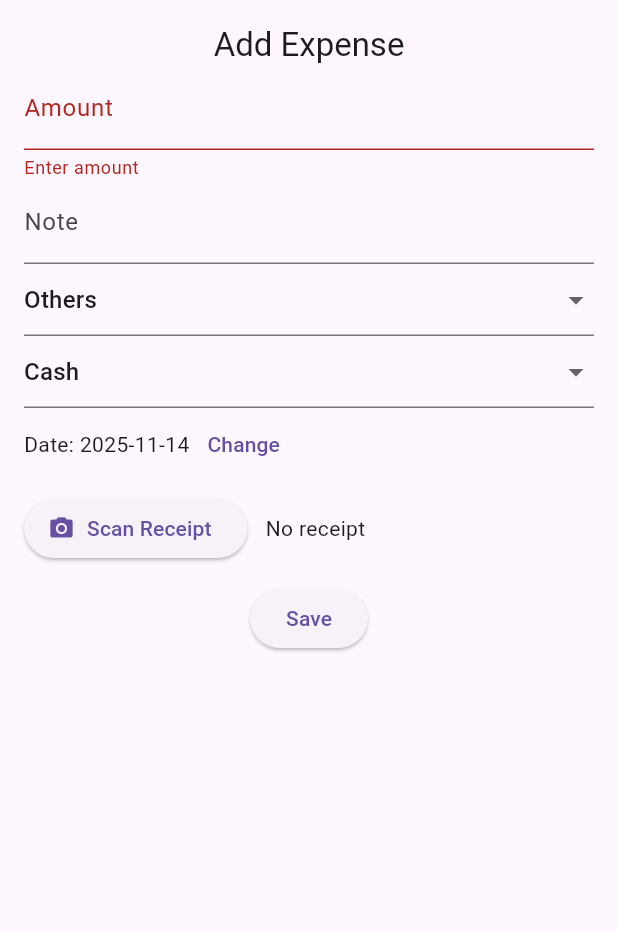
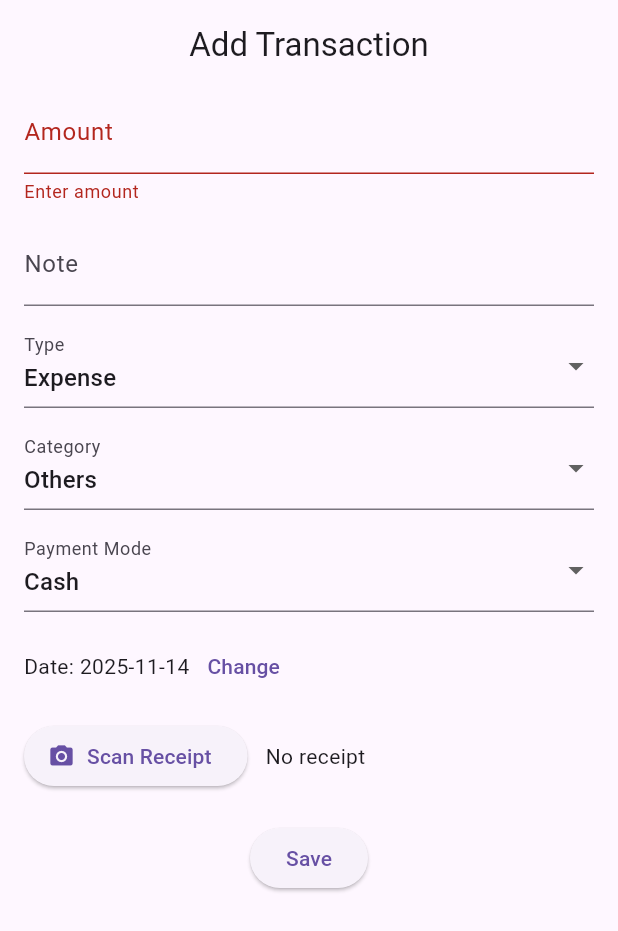
Before and after one commit to divyam2324/Expense-Tracker, a Flutter app: the AddTransactionModal widget shown alone on an empty page, opened directly, after a tap on "Save", on a phone screen of 412 x 824 dp. Shown: the top 931 px of the screen. Run offline on Flutter 3.47's test engine with Material 3 defaults, Android fonts, the phone set to English and light mode, and no system bars; our stand-ins replace cloud_firestore, firebase_auth, firebase_core, fl_chart, flutter_riverpod, google_sign_in and 3 more; missing offline and left inert: excel, google_ml_kit; accounts and stored records are empty.

Commit message:
`Edit and delete`

```diff
--- a/lib/models/transaction_model.dart
+++ b/lib/models/transaction_model.dart
@@ -1,21 +1,22 @@
 import 'package:hive/hive.dart';
+
 
 @HiveType(typeId: 0)
 class TransactionModel extends HiveObject {
   @HiveField(0)
-  String id; // uuid
+  String id;
 
   @HiveField(1)
   double amount;
 
   @HiveField(2)
-  bool isExpense; // true -> expense, false -> income
+  bool isExpense;
 
   @HiveField(3)
   String category;
 
   @HiveField(4)
-  String paymentMode; // Cash / UPI / Card
+  String paymentMode;
 
   @HiveField(5)
   DateTime date;
@@ -24,7 +25,7 @@ class TransactionModel extends HiveObject {
   String note;
 
   @HiveField(7)
-  String receiptPath; // local path for receipt image
+  String receiptPath;
 
   @HiveField(8)
   bool recurring;
--- a/lib/widgets/add_transaction_modal.dart
+++ b/lib/widgets/add_transaction_modal.dart
@@ -1,18 +1,23 @@
 import 'package:flutter/material.dart';
 import 'package:flutter_riverpod/flutter_riverpod.dart';
+import '../models/transaction_model.dart';
 import '../providers/transaction_provider.dart';
 import '../utils/ocr_service.dart';
 import '../utils/category_ai.dart';
 
 class AddTransactionModal extends ConsumerStatefulWidget {
-  const AddTransactionModal({super.key});
+  final TransactionModel? editTransaction; // EDIT MODE
+
+  const AddTransactionModal({super.key, this.editTransaction});
 
   @override
-  ConsumerState<AddTransactionModal> createState() => _AddTransactionModalState();
+  ConsumerState<AddTransactionModal> createState() =>
+      _AddTransactionModalState();
 }
 
 class _AddTransactionModalState extends ConsumerState<AddTransactionModal> {
   final _formKey = GlobalKey<FormState>();
+
   double? amount;
   bool isExpense = true;
   String category = 'Others';
@@ -21,95 +26,233 @@ class _AddTransactionModalState extends ConsumerState<AddTransactionModal> {
   String note = '';
   String receiptPath = '';
 
+  final _amountCtrl = TextEditingController();
+  final _noteCtrl = TextEditingController();
+
+  @override
+  void initState() {
+    super.initState();
+
+    // EDIT MODE - Populate existing values
+    if (widget.editTransaction != null) {
+      final t = widget.editTransaction!;
+      amount = t.amount;
+      isExpense = t.isExpense;
+      category = t.category;
+      paymentMode = t.paymentMode;
+      date = t.date;
+      note = t.note;
+      receiptPath = t.receiptPath ?? '';
+
+      _amountCtrl.text = t.amount.toString();
+      _noteCtrl.text = t.note;
+    }
+  }
+
+  @override
+  void dispose() {
+    _amountCtrl.dispose();
+    _noteCtrl.dispose();
+    super.dispose();
+  }
+
   @override
   Widget build(BuildContext context) {
+    final isEditing = widget.editTransaction != null;
+
     return Padding(
-      padding: MediaQuery.of(context).viewInsets, // keyboard safe
+      padding: MediaQuery.of(context).viewInsets,
       child: SingleChildScrollView(
         padding: const EdgeInsets.all(16),
         child: Form(
           key: _formKey,
           child: Column(
             children: [
-              Text(isExpense ? 'Add Expense' : 'Add Income', style: Theme.of(context).textTheme.titleLarge),
+              Text(
+                isEditing ? "Edit Transaction" : "Add Transaction",
+                style: Theme.of(context).textTheme.titleLarge,
+              ),
+              const SizedBox(height: 16),
+
+              // Amount
               TextFormField(
-                decoration: const InputDecoration(labelText: 'Amount', prefixText: '₹'),
+                controller: _amountCtrl,
+                decoration: const InputDecoration(
+                  labelText: "Amount",
+                  prefixText: "₹",
+                ),
                 keyboardType: TextInputType.number,
-                onSaved: (v) => amount = double.tryParse(v ?? '0') ?? 0,
-                validator: (v) => (v==null || v.isEmpty) ? 'Enter amount' : null,
+                validator: (v) =>
+                    v == null || v.isEmpty ? "Enter amount" : null,
+                onSaved: (v) => amount = double.tryParse(v ?? "0") ?? 0,
               ),
+              const SizedBox(height: 12),
+
+              // Note
               TextFormField(
-                decoration: const InputDecoration(labelText: 'Note'),
+                controller: _noteCtrl,
+                decoration: const InputDecoration(labelText: "Note"),
                 onChanged: (v) {
                   note = v;
-                  // simple AI suggestion: infer category from note
                   final suggestion = CategoryAI.suggestCategory(v);
-                  if (suggestion != null) setState(() => category = suggestion);
+                  if (suggestion != null) {
+                    setState(() => category = suggestion);
+                  }
                 },
               ),
+              const SizedBox(height: 12),
+
+              // Income/Expense
+              DropdownButtonFormField<String>(
+                value: isExpense ? "Expense" : "Income",
+                items: const [
+                  DropdownMenuItem(value: "Expense", child: Text("Expense")),
+                  DropdownMenuItem(value: "Income", child: Text("Income")),
+                ],
+                onChanged: (v) => setState(() {
+                  isExpense = v == "Expense";
+                }),
+                decoration: const InputDecoration(labelText: "Type"),
+              ),
+
+              const SizedBox(height: 12),
+
+              // Category
               DropdownButtonFormField<String>(
                 value: category,
-                items: ['Food','Travel','Bills','Shopping','Salary','Others'].map((e)=>DropdownMenuItem(value: e, child: Text(e))).toList(),
-                onChanged: (v)=> setState(()=> category = v!),
+                items: [
+                  'Food',
+                  'Travel',
+                  'Bills',
+                  'Shopping',
+                  'Salary',
+                  'Others'
+                ]
+                    .map((e) =>
+                        DropdownMenuItem(value: e, child: Text(e)))
+                    .toList(),
+                onChanged: (v) => setState(() => category = v!),
+                decoration: const InputDecoration(labelText: "Category"),
               ),
+
+              const SizedBox(height: 12),
+
+              // Payment Mode
               DropdownButtonFormField<String>(
                 value: paymentMode,
-                items: ['Cash','UPI','Card'].map((e)=>DropdownMenuItem(value: e, child: Text(e))).toList(),
-                onChanged: (v)=> setState(()=> paymentMode = v!),
+                items: ['Cash', 'UPI', 'Card']
+                    .map((e) =>
+                        DropdownMenuItem(value: e, child: Text(e)))
+                    .toList(),
+                onChanged: (v) => setState(() => paymentMode = v!),
+                decoration: const InputDecoration(labelText: "Payment Mode"),
               ),
+
+              const SizedBox(height: 12),
+
+              // Date Picker
               Row(
                 children: [
-                  Text('Date: ${date.toLocal().toString().split(' ')[0]}'),
-                  TextButton(onPressed: () async {
-                    final picked = await showDatePicker(context: context, initialDate: date, firstDate: DateTime(2000), lastDate: DateTime(2100));
-                    if (picked != null) setState(()=> date = picked);
-                  }, child: const Text('Change'))
+                  Text("Date: ${date.toLocal().toString().split(" ")[0]}"),
+                  TextButton(
+                    onPressed: () async {
+                      final picked = await showDatePicker(
+                        context: context,
+                        initialDate: date,
+                        firstDate: DateTime(2000),
+                        lastDate: DateTime(2100),
+                      );
+                      if (picked != null) {
+                        setState(() => date = picked);
+                      }
+                    },
+                    child: const Text("Change"),
+                  ),
                 ],
               ),
-              const SizedBox(height: 8),
+              const SizedBox(height: 12),
+
+              // Receipt Scanner
               Row(
                 children: [
                   ElevatedButton.icon(
                     onPressed: () async {
-                      // scan receipt -> OCR
                       final path = await OcrService.scanReceipt();
-                      if (path != null) {
-                        setState(()=> receiptPath = path);
+                      if (path == null) return;
+
+                      setState(() => receiptPath = path);
+
                       final ocrText = await OcrService.extractText(path);
-                        final parsed = OcrService.extractAmountAndDate(ocrText);
+                      final parsed =
+                          OcrService.extractAmountAndDate(ocrText);
+
                       if (parsed.amount != null) {
-                          setState(()=> amount = parsed.amount);
+                        _amountCtrl.text = parsed.amount.toString();
+                        amount = parsed.amount;
                       }
-                        final suggestedCat = CategoryAI.suggestCategory(ocrText);
-                        if (suggestedCat != null) setState(()=> category = suggestedCat);
+
+                      final suggestion =
+                          CategoryAI.suggestCategory(ocrText);
+                      if (suggestion != null) {
+                        setState(() => category = suggestion);
                       }
                     },
                     icon: const Icon(Icons.camera_alt),
-                    label: const Text('Scan Receipt'),
+                    label: const Text("Scan Receipt"),
                   ),
+
                   const SizedBox(width: 12),
-                  Text(receiptPath.isEmpty ? 'No receipt' : 'Receipt attached')
+                  Text(
+                    receiptPath.isEmpty
+                        ? "No receipt"
+                        : "Receipt attached",
+                  )
                 ],
               ),
-              const SizedBox(height: 12),
+
+              const SizedBox(height: 20),
+
+              // Save Button
               ElevatedButton(
-                onPressed: () {
+                onPressed: () async {
                   if (_formKey.currentState!.validate()) {
                     _formKey.currentState!.save();
-                    ref.read(transactionListProvider.notifier).addTransaction(
-                      amount: amount ?? 0,
+
+                    final notifier =
+                        ref.read(transactionListProvider.notifier);
+
+                    if (isEditing) {
+                      // UPDATE
+                      await notifier.updateTransaction(
+                        TransactionModel(
+                          id: widget.editTransaction!.id,
+                          amount: amount!,
                           isExpense: isExpense,
                           category: category,
                           paymentMode: paymentMode,
                           date: date,
-                      note: note,
+                          note: _noteCtrl.text,
+                          receiptPath: receiptPath,
+                        ),
+                      );
+                    } else {
+                      // ADD NEW
+                      await notifier.addTransaction(
+                        amount: amount!,
+                        isExpense: isExpense,
+                        category: category,
+                        paymentMode: paymentMode,
+                        date: date,
+                        note: _noteCtrl.text,
                         receiptPath: receiptPath,
                       );
-                    Navigator.pop(context);
+                    }
+
+                    if (mounted) Navigator.pop(context);
                   }
                 },
-                child: const Text('Save'),
-              )
+                child: Text(isEditing ? "Update" : "Save"),
+              ),
             ],
           ),
         ),
```
Also changed, not shown: lib/providers/transaction_provider.dart (+18 -10 lines), lib/widgets/transaction_tile.dart (+49 -23 lines), 1 other file. Lines whose indentation alone changed are shown as unchanged.
